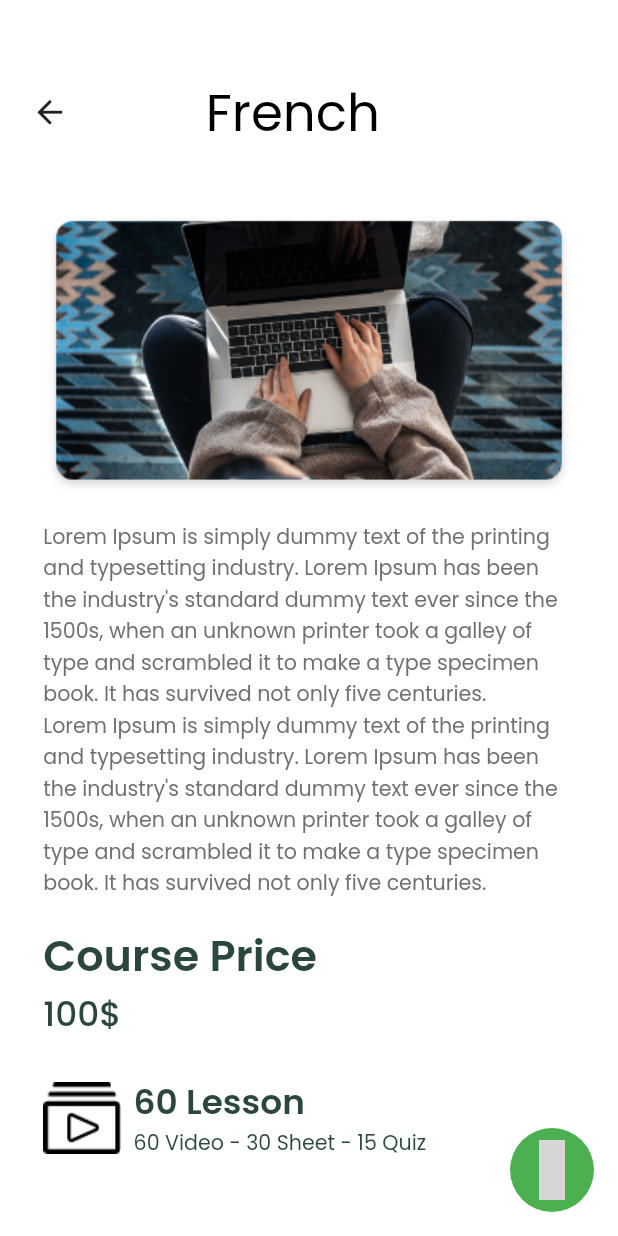
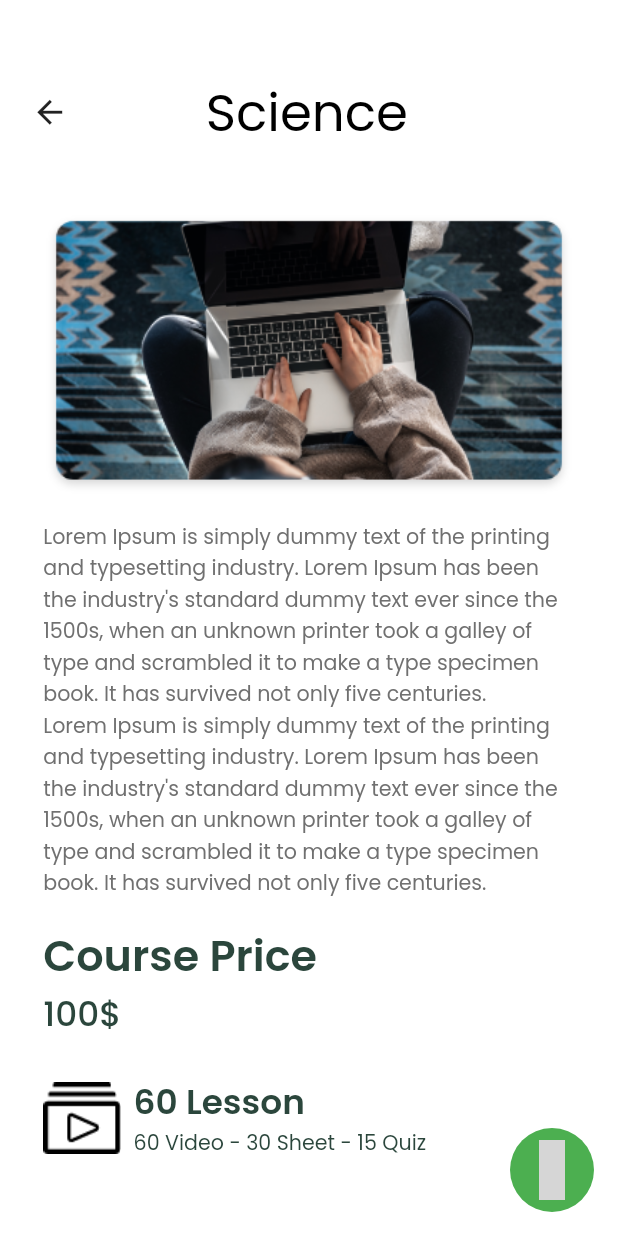
Before and after one commit to ashrafffathalla/ce--r_demo, a Flutter app: the screen it shows after launch, on a phone screen of 412 x 824 dp. Run offline on Flutter 3.47's test engine with Material 2 defaults, Android fonts, the phone set to English and light mode, and no system bars; our stand-ins replace bloc, flutter_screenutil, flutter_svg; missing offline and left inert: dart:ffi; statements that could not run were skipped; grey boxes are pictures that could not be loaded.

Commit message:
commit and push

```diff
--- a/lib/main.dart
+++ b/lib/main.dart
@@ -3,13 +3,16 @@ import 'package:center_app/modules/login/login_screen.dart';
 import 'package:center_app/modules/reset_password/reset_password_screen.dart';
 import 'package:center_app/modules/select_gaverment/select_gaverment_screen.dart';
 import 'package:center_app/modules/signup/signup_screen.dart';
-import 'package:center_app/modules/students_module/category/categories_screens/french_screen.dart';
+import 'package:center_app/modules/students_module/category/categories_screens/arabic/arabic_screens.dart';
+import 'package:center_app/modules/students_module/category/categories_screens/english/English_screen.dart';
+import 'package:center_app/modules/students_module/category/categories_screens/french/french_screen.dart';
+import 'package:center_app/modules/students_module/category/categories_screens/math/math_screen.dart';
+import 'package:center_app/modules/students_module/category/categories_screens/scince/scince_screen/scince_screen.dart';
 import 'package:center_app/modules/students_module/category/category_screen.dart';
 import 'package:center_app/shared/blocobserver.dart';
 import 'package:flutter/material.dart';
 import 'package:flutter/services.dart';
 import 'package:flutter_screenutil/flutter_screenutil.dart';
-
 import 'modules/Splash_screen/splash_screen.dart';
 import 'modules/login_as/login_as_screen.dart';
 import 'modules/verification/verification_screen.dart';
@@ -17,7 +20,7 @@ import 'modules/verification/verification_screen.dart';
 void main() {
   WidgetsFlutterBinding.ensureInitialized();
   BlocOverrides.runZoned(
-        () {
+    () {
       // Use cubits...
     },
     blocObserver: MyBlocObserver(),
@@ -34,22 +37,18 @@ void main() {
 class MyApp extends StatelessWidget {
   const MyApp({Key? key}) : super(key: key);
 
-  // This widget is the root of your application.
   @override
   Widget build(BuildContext context) {
     return ScreenUtilInit(
         designSize: const Size(360, 690),
         minTextAdapt: true,
         splitScreenMode: true,
-        builder: (context,widget){
-          return  MaterialApp(
+        builder: (context, widget) {
+          return MaterialApp(
             debugShowCheckedModeBanner: false,
-            theme: ThemeData(
-
-            ),
-            home: const FrenchScreen(),
+            theme: ThemeData(),
+            home: const ScienceScreen(),
           );
-        }
-    );
+        });
   }
 }
--- /dev/null
+++ b/lib/modules/students_module/category/categories_screens/scince/scince_screen/scince_screen.dart
@@ -0,0 +1,116 @@
+import 'package:flutter/material.dart';
+import 'package:center_app/shared/components/components.dart';
+import 'package:center_app/shared/style/colors.dart';
+import 'package:flutter_screenutil/flutter_screenutil.dart';
+
+class ScienceScreen extends StatelessWidget {
+  const ScienceScreen({Key? key}) : super(key: key);
+
+  @override
+  Widget build(BuildContext context) {
+    Size size = MediaQuery.of(context).size;
+    return Scaffold(
+      floatingActionButton: FloatingActionButton(
+        onPressed: () {},
+        child: Icon(
+          Icons.whatsapp,
+          size: 35.sp,
+        ),
+        backgroundColor: Colors.green,
+        elevation: 0,
+      ),
+      body: gradiantScaffoldColor(
+        child: Column(
+          children: [
+            defaultSizeBoxStart(context),
+            customAppBar(size, 'Science'),
+            SizedBox(
+              height: size.height * 0.05,
+            ),
+            SingleChildScrollView(
+              physics: const BouncingScrollPhysics(),
+              child: Padding(
+                padding: EdgeInsets.symmetric(horizontal: size.width * 0.07),
+                child: Column(
+                  crossAxisAlignment: CrossAxisAlignment.start,
+                  children: [
+                    Image.asset(
+                      'assets/images/category.png',
+                      fit: BoxFit.cover,
+                    ),
+                    SizedBox(
+                      height: size.height * 0.02,
+                    ),
+                    textWidget(
+                      text:
+                          "Lorem Ipsum is simply dummy text of the printing and typesetting industry. Lorem Ipsum has been the industry's standard dummy text ever since the 1500s, when an unknown printer took a galley of type and scrambled it to make a type specimen book. It has survived not only five centuries.",
+                      fontFamily: 'Poppins',
+                      fontSize: 12.sp,
+                      color: const Color(0XFF707070),
+                      fontWeight: FontWeight.w400,
+                    ),
+                    textWidget(
+                      text:
+                          "Lorem Ipsum is simply dummy text of the printing and typesetting industry. Lorem Ipsum has been the industry's standard dummy text ever since the 1500s, when an unknown printer took a galley of type and scrambled it to make a type specimen book. It has survived not only five centuries.",
+                      fontFamily: 'Poppins',
+                      fontSize: 12.sp,
+                      color: const Color(0XFF707070),
+                      fontWeight: FontWeight.w400,
+                    ),
+                    SizedBox(
+                      height: size.height * 0.02,
+                    ),
+                    textWidget(
+                      text: "Course Price",
+                      fontFamily: 'Poppins',
+                      fontSize: 25.sp,
+                      color: btnColor,
+                      fontWeight: FontWeight.w600,
+                    ),
+                    textWidget(
+                      text: "100\$",
+                      fontFamily: 'Poppins',
+                      fontSize: 20.sp,
+                      color: btnColor,
+                      fontWeight: FontWeight.w500,
+                    ),
+                    SizedBox(
+                      height: size.height * 0.03,
+                    ),
+                    Row(
+                      children: [
+                        Image.asset('assets/images/video-gallery.png'),
+                        SizedBox(
+                          width: size.width * 0.02,
+                        ),
+                        Column(
+                          crossAxisAlignment: CrossAxisAlignment.start,
+                          children: [
+                            textWidget(
+                              text: "60 Lesson",
+                              fontFamily: 'Poppins',
+                              fontSize: 20.sp,
+                              color: btnColor,
+                              fontWeight: FontWeight.w600,
+                            ),
+                            textWidget(
+                              text: "60 Video - 30 Sheet - 15 Quiz",
+                              fontFamily: 'Poppins',
+                              fontSize: 12.sp,
+                              color: btnColor,
+                              fontWeight: FontWeight.w400,
+                            ),
+                          ],
+                        ),
+                      ],
+                    ),
+                  ],
+                ),
+              ),
+            ),
+          ],
+        ),
+      ),
+    );
+  }
+}
```
Also changed, not shown: lib/modules/students_module/category/categories_screens/arabic/arabic_screens.dart (added, +105 -0 lines), lib/modules/students_module/category/categories_screens/english/English_screen.dart (renamed from lib/modules/students_module/category/categories_screens/french_screen.dart, +4 -5 lines), lib/modules/students_module/category/categories_screens/french/french_screen.dart (added, +106 -0 lines), lib/modules/students_module/category/categories_screens/math/math_screen.dart (added, +105 -0 lines), lib/shared/components/components.dart (+14 -8 lines).
